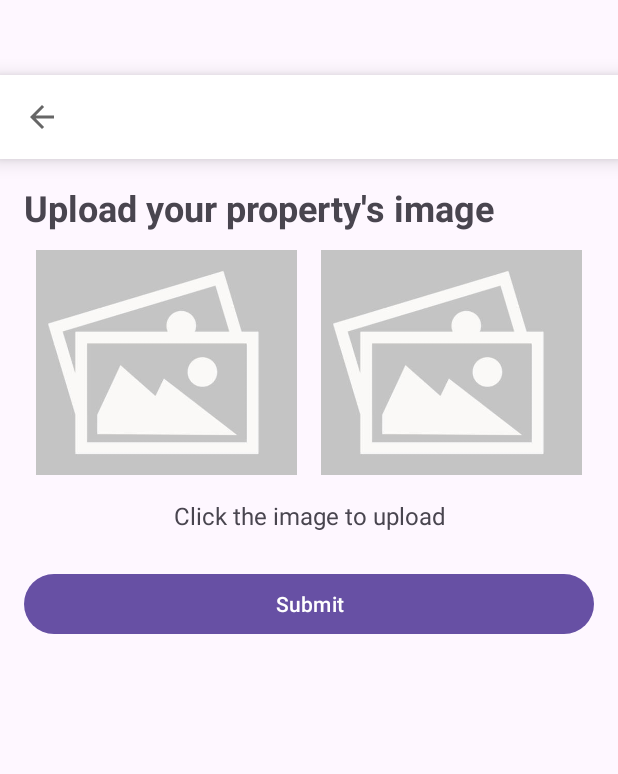
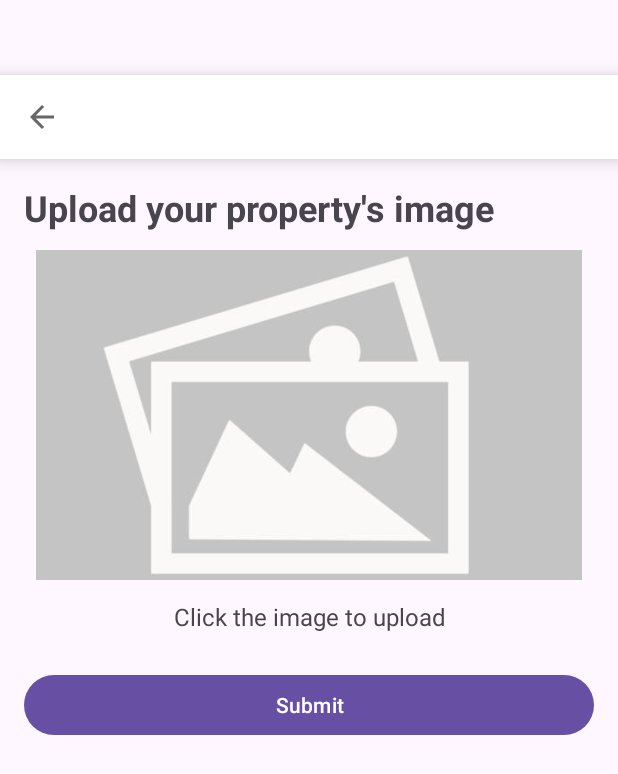
Before and after one commit to MrNathanDrake/Hexon_Project, an Android app: the AddPropertyImage screen opened directly, with no data from a screen before it, after a tap on "Upload Image here", on a phone screen of 412 x 824 dp. Shown: the top 774 px of the screen. Run offline under Robolectric (Android 15) with nearby library versions, the phone set to English and light mode, and no system bars; our stand-ins replace Firebase (no records; nobody signed in at launch, a user with empty details on screens opened directly); pictures from the network do not load.

Commit message:
add the function for the upload image

```diff
--- a/app/build.gradle.kts
+++ b/app/build.gradle.kts
@@ -60,6 +60,7 @@ dependencies {
     implementation(libs.firebase.database.ktx)
     implementation(libs.firebase.database)
     implementation(libs.play.services.location)
+    implementation(libs.firebase.storage.ktx)
     testImplementation(libs.junit)
     androidTestImplementation(libs.androidx.junit)
     androidTestImplementation(libs.androidx.espresso.core)
--- a/app/src/main/java/com/example/cmpt362_project/addproperty/AddPropertyDescription.kt
+++ b/app/src/main/java/com/example/cmpt362_project/addproperty/AddPropertyDescription.kt
@@ -57,6 +57,7 @@ class AddPropertyDescription : AppCompatActivity() {
                     .addOnSuccessListener {
                         // go to step 3 to upload image
                         val intent = Intent(this, AddPropertyImage::class.java)
+                        intent.putExtra("houseId", houseId)
                         startActivity(intent)
                         finish()
                     }.addOnFailureListener {
--- a/app/src/main/java/com/example/cmpt362_project/addproperty/AddPropertyImage.kt
+++ b/app/src/main/java/com/example/cmpt362_project/addproperty/AddPropertyImage.kt
@@ -7,13 +7,21 @@ import android.os.Bundle
 import android.widget.ImageView
 import android.widget.Toast
 import androidx.appcompat.app.AppCompatActivity
+import com.example.cmpt362_project.MainActivity
 import com.example.cmpt362_project.R
 import com.example.cmpt362_project.databinding.AddPropertyImageBinding
+import com.google.firebase.database.DatabaseReference
+import com.google.firebase.database.FirebaseDatabase
+import com.google.firebase.storage.FirebaseStorage
+import java.util.UUID
 
 class AddPropertyImage : AppCompatActivity() {
     private lateinit var binding: AddPropertyImageBinding
     private lateinit var uploadImage: ImageView
     private val REQUEST_CODE = 1001
+    private val tempImageUris = mutableMapOf<Int, Uri?>()
+    private val uploadedImagesUrls = mutableListOf<String>() // List to store successfully uploaded image URLs
+
 
     override fun onCreate(savedInstanceState: Bundle?) {
         super.onCreate(savedInstanceState)
@@ -30,39 +38,53 @@ class AddPropertyImage : AppCompatActivity() {
             onBackPressedDispatcher.onBackPressed()
         }
 
-        binding.propertyImage1.setOnClickListener {
-            uploadImage = binding.propertyImage1
-            openGallery()
-        }
+        setupImageClickListener(binding.propertyImage1, 1)
 
-        binding.propertyImage2.setOnClickListener {
-            uploadImage = binding.propertyImage2
-            openGallery()
-        }
+//        binding.propertyImage2.setOnClickListener {
+//            uploadImage = binding.propertyImage2
+//            openGallery()
+//        }
+
+        val houseId = intent.getStringExtra("houseId") ?: return
 
 
-        // Not yet implemented, waiting for connecting to database
-//        binding.submitButton.setOnClickListener {
-//
-//        }
-
+        binding.submitButton.setOnClickListener {
+            if (tempImageUris.values.any { it != null }) {
+                uploadAllImagesToFirebase(tempImageUris.filterValues { it != null }, houseId)
+                val intent = Intent(this, MainActivity::class.java)
+                startActivity(intent)
+                finish()
+            } else {
+                Toast.makeText(this, "Please select at least one image before submitting.", Toast.LENGTH_SHORT).show()
+            }
+        }
 
     }
 
-    private fun openGallery() {
-        val intent = Intent(Intent.ACTION_PICK)
-        intent.type = "image/*"
-        startActivityForResult(intent, REQUEST_CODE)
+    private fun setupImageClickListener(imageView: ImageView, imageSlot: Int) {
+        imageView.setOnClickListener {
+            uploadImage = imageView
+            openGallery(imageSlot)
+        }
+    }
+
+    private fun openGallery(imageSlot: Int) {
+        val intent = Intent(Intent.ACTION_PICK).apply { type = "image/*" }
+        startActivityForResult(intent, REQUEST_CODE + imageSlot) // Add slot number to distinguish requests
     }
 
     override fun onActivityResult(requestCode: Int, resultCode: Int, data: Intent?) {
         super.onActivityResult(requestCode, resultCode, data)
 
-        if (requestCode == REQUEST_CODE && resultCode == Activity.RESULT_OK) {
-            val imageUri : Uri? = data?.data
+        if (resultCode == Activity.RESULT_OK) {
+            val slot = requestCode - REQUEST_CODE
+            val imageUri: Uri? = data?.data
 
             if (imageUri != null) {
-                uploadImage.setImageURI(imageUri)
+                tempImageUris[slot] = imageUri // Save the new image URI for this slot
+                when (slot) {
+                    1 -> binding.propertyImage1.setImageURI(imageUri)
+                }
             } else {
                 Toast.makeText(this, "Failed to select image", Toast.LENGTH_SHORT).show()
             }
@@ -70,4 +92,48 @@ class AddPropertyImage : AppCompatActivity() {
     }
 
 
+    private fun uploadAllImagesToFirebase(tempImageUris: Map<Int, Uri?>, propertyId: String) {
+        val storageReference =
+            FirebaseStorage.getInstance().reference.child("property_images/$propertyId")
+        val databaseReference =
+            FirebaseDatabase.getInstance().getReference("houses/$propertyId/images")
+
+        tempImageUris.forEach { (slot, imageUri) ->
+            imageUri?.let {
+                val fileName = "slot_${slot}_${UUID.randomUUID()}.jpg"
+                val imageRef = storageReference.child(fileName)
+
+                imageRef.putFile(it)
+                    .addOnSuccessListener {
+                        imageRef.downloadUrl.addOnSuccessListener { uri ->
+                            saveImageUrlToDatabase(uri.toString(), databaseReference)
+                        }.addOnFailureListener {
+                            Toast.makeText(
+                                this,
+                                "Failed to get download URL for slot $slot.",
+                                Toast.LENGTH_SHORT
+                            ).show()
+                        }
+                    }
+                    .addOnFailureListener {
+                        Toast.makeText(
+                            this,
+                            "Failed to upload image for slot $slot.",
+                            Toast.LENGTH_SHORT
+                        ).show()
+                    }
+            }
+        }
+    }
+
+
+    private fun saveImageUrlToDatabase(imageUrl: String, databaseReference: DatabaseReference) {
+        databaseReference.push().setValue(imageUrl)
+            .addOnSuccessListener {
+                Toast.makeText(this, "Image URL saved to database.", Toast.LENGTH_SHORT).show()
+            }
+            .addOnFailureListener {
+                    Toast.makeText(this, "Failed to save image URL.", Toast.LENGTH_SHORT).show()
+            }
+        }
 }
--- a/app/src/main/res/layout/add_property_image.xml
+++ b/app/src/main/res/layout/add_property_image.xml
@@ -44,32 +44,20 @@
 
             <LinearLayout
                 android:layout_width="match_parent"
-                android:layout_height="wrap_content"
+                android:layout_height="233dp"
                 android:orientation="horizontal">
 
                 <ImageView
+                    android:id="@+id/property_image1"
                     android:layout_width="0dp"
-                    android:layout_height="150dp"
+                    android:layout_height="220dp"
+                    android:layout_margin="8dp"
                     android:layout_weight="1"
-                    android:layout_margin="8dp"
-                    android:id="@+id/property_image1"
-                    android:src="@drawable/image_placeholder"
+                    android:clickable="true"
+                    android:contentDescription="@string/property_description"
+                    android:focusable="true"
                     android:scaleType="centerCrop"
-                    android:contentDescription="@string/property_description"
-                    android:clickable="true"
-                    android:focusable="true" />
-
-                <ImageView
-                    android:layout_width="0dp"
-                    android:layout_height="150dp"
-                    android:layout_weight="1"
-                    android:layout_margin="8dp"
-                    android:id="@+id/property_image2"
-                    android:src="@drawable/image_placeholder"
-                    android:scaleType="centerCrop"
-                    android:contentDescription="@string/property_description"
-                    android:clickable="true"
-                    android:focusable="true" />
+                    android:src="@drawable/image_placeholder" />
 
             </LinearLayout>
 
--- a/gradle/libs.versions.toml
+++ b/gradle/libs.versions.toml
@@ -20,6 +20,7 @@ playServicesMaps = "19.0.0"
 firebaseDatabaseKtx = "21.0.0"
 firebaseDatabase = "21.0.0"
 playServicesLocation = "21.3.0"
+firebaseStorageKtx = "21.0.1"
 
 
 [libraries]
@@ -41,6 +42,7 @@ play-services-maps = { group = "com.google.android.gms", name = "play-services-m
 firebase-database-ktx = { group = "com.google.firebase", name = "firebase-database-ktx", version.ref = "firebaseDatabaseKtx" }
 firebase-database = { group = "com.google.firebase", name = "firebase-database", version.ref = "firebaseDatabase" }
 play-services-location = { group = "com.google.android.gms", name = "play-services-location", version.ref = "playServicesLocation" }
+firebase-storage-ktx = { group = "com.google.firebase", name = "firebase-storage-ktx", version.ref = "firebaseStorageKtx" }
 
 [plugins]
 android-application = { id = "com.android.application", version.ref = "agp" }
```
